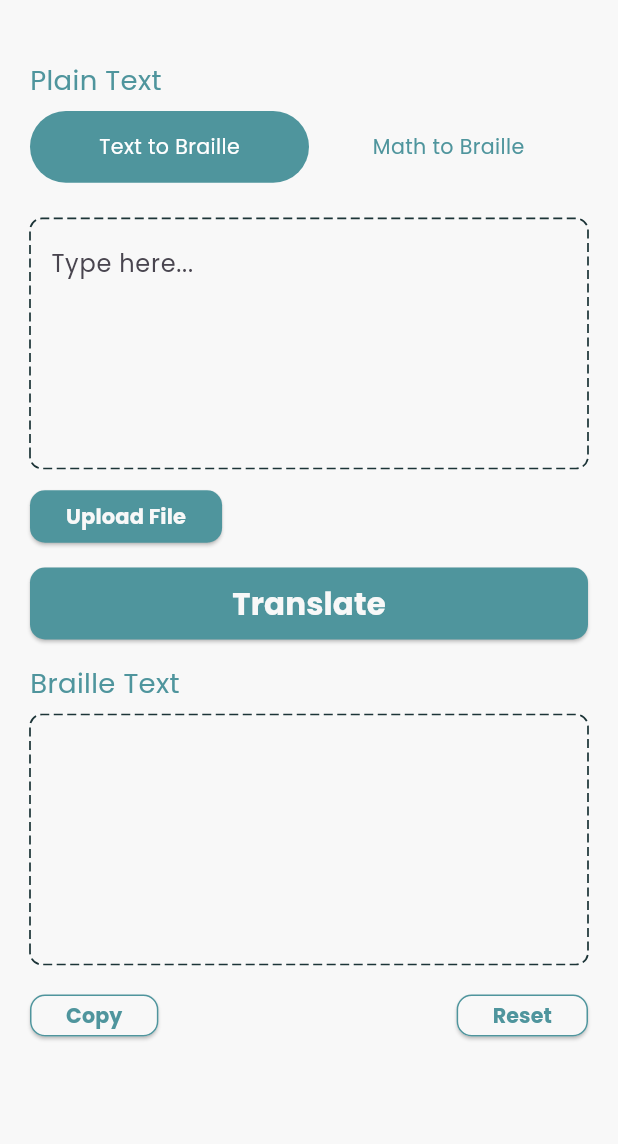
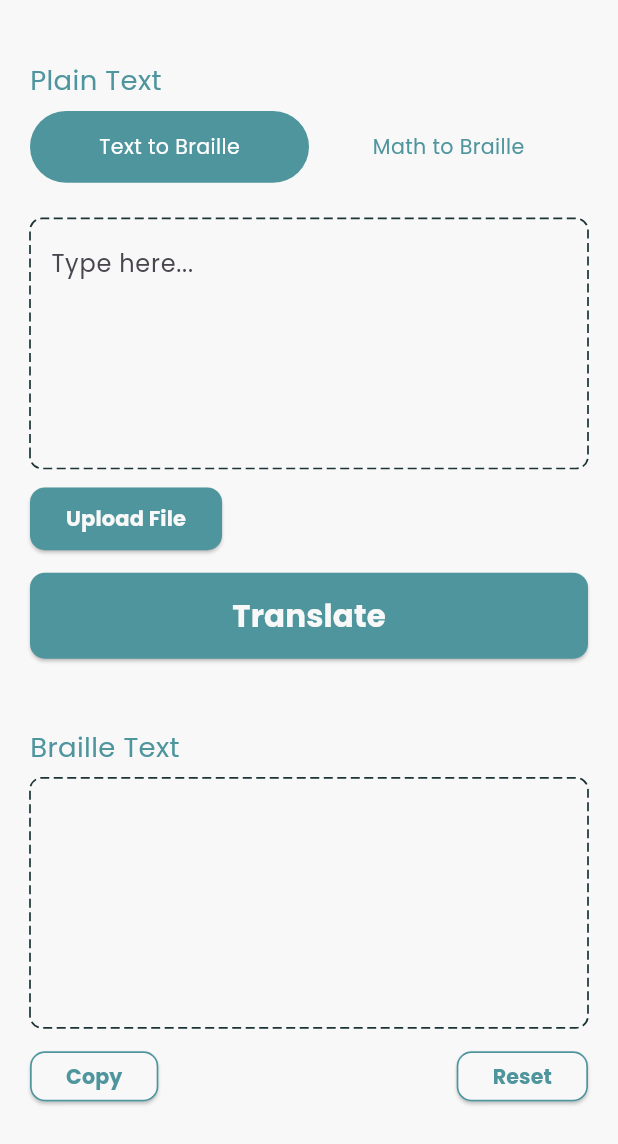
Before and after one commit to AhmadNaufal2525/braille-app, a Flutter app: the HomeScreen screen opened directly with empty values, on a phone screen of 412 x 824 dp. Shown: the top 1144 px of the screen. Run offline on Flutter 3.47's test engine with Material 3 defaults, Android fonts, the phone set to English and light mode, and no system bars; drawn by our look-alikes of dotted_border; our stand-ins replace camera, dots_indicator, file_picker, flutter_screenutil, flutter_svg, permission_handler and 1 more; missing offline and left inert: google_mlkit_text_recognition, syncfusion_flutter_pdf; accounts and stored records are empty.

Commit message:
update plain text braille ui

```diff
--- a/lib/ui/screen/home/text_plain_to_braille.dart
+++ b/lib/ui/screen/home/text_plain_to_braille.dart
@@ -6,10 +6,11 @@ import 'package:braille_app/utils/config/theme/app_colors.dart';
 import 'package:braille_app/utils/config/theme/app_text_style.dart';
 import 'package:flutter/material.dart';
 import 'package:flutter/services.dart';
+import 'package:flutter_screenutil/flutter_screenutil.dart';
 
 class TextPlainToBraille extends StatefulWidget {
   final String initialScannedText;
-  const TextPlainToBraille({super.key, required this.initialScannedText,});
+  const TextPlainToBraille({super.key, required this.initialScannedText});
 
   @override
   State<TextPlainToBraille> createState() => _TextPlainToBrailleState();
@@ -51,10 +52,10 @@ class _TextPlainToBrailleState extends State<TextPlainToBraille> {
           hintText: 'Type here...',
           controller: plainTextController,
         ),
-        const SizedBox(height: 8),
+        8.verticalSpace,
         BasicButton(
-          height: 35,
-          width: 20,
+          height: 35.h,
+          width: 20.w,
           text: 'Upload File',
           textStyle: TextStyle(
             fontWeight: FontWeight.bold,
@@ -64,7 +65,7 @@ class _TextPlainToBrailleState extends State<TextPlainToBraille> {
             Navigator.pushNamed(context, '/document');
           },
         ),
-        const SizedBox(height: 10),
+        10.verticalSpace,
         BasicButton(
           text: 'Translate',
           onPress: () {
@@ -72,23 +73,23 @@ class _TextPlainToBrailleState extends State<TextPlainToBraille> {
             final output = latinToBraille(input);
             brailleTextController.text = output;
           },
-          height: 48,
+          height: 48.h,
           width: double.infinity,
           textStyle: AppTextStyle.xlargeWhiteBold,
         ),
-        const SizedBox(height: 16),
+        38.verticalSpace,
         Label(text: 'Braille Text'),
         DashedTextFormField(controller: brailleTextController, readOnly: true),
-        const SizedBox(height: 10),
+        7.verticalSpace,
         Row(
           mainAxisAlignment: MainAxisAlignment.spaceBetween,
           children: [
             BasicButton(
               text: 'Copy',
               backgroundColor: AppColors.whiteColor,
-              width: 56,
-              height: 28,
-              border: BorderSide(color: AppColors.primaryColor, width: 1),
+              width: 56.w,
+              height: 28.h,
+              border: BorderSide(color: AppColors.primaryColor, width: 1.w),
               textStyle: AppTextStyle.smallGreenBold,
               onPress: () {
                 Clipboard.setData(
@@ -99,9 +100,9 @@ class _TextPlainToBrailleState extends State<TextPlainToBraille> {
             BasicButton(
               text: 'Reset',
               backgroundColor: AppColors.whiteColor,
-              width: 56,
-              height: 28,
-              border: BorderSide(color: AppColors.primaryColor, width: 1),
+              width: 56.w,
+              height: 28.h,
+              border: BorderSide(color: AppColors.primaryColor, width: 1.w),
               textStyle: AppTextStyle.smallGreenBold,
               onPress: () {
                 brailleTextController.clear();
```
